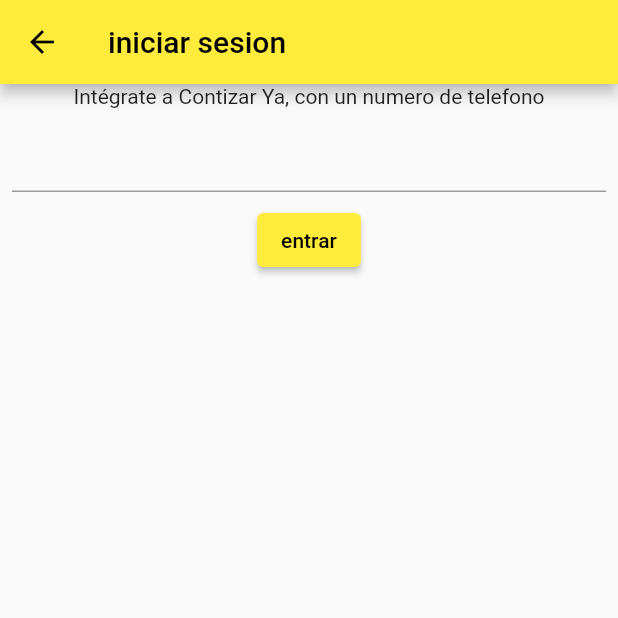
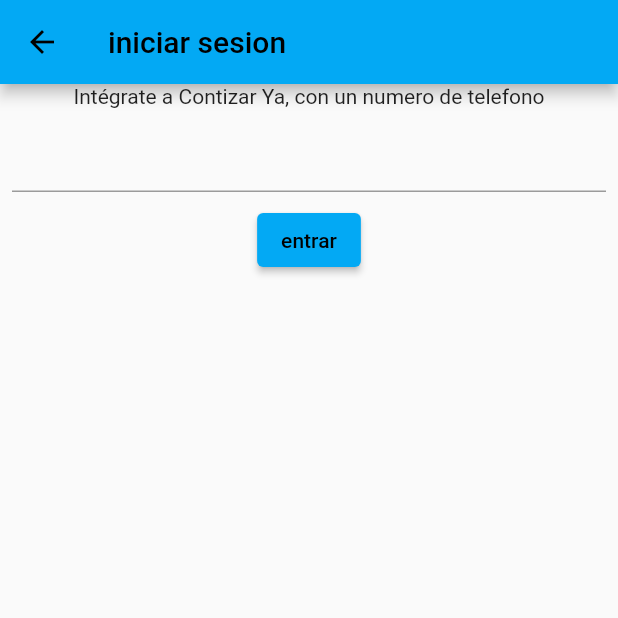
Before and after one commit to josezeballos/mi_catalogo_w, a Flutter app: the screen it shows after launch, scrolled down 576 dp, after a tap on the "person" icon, on a phone screen of 412 x 824 dp, the top half of it. Run offline on Flutter 3.47's test engine with Material 2 defaults, Android fonts, the phone set to English and light mode, and no system bars; our stand-ins replace firebase_auth, firebase_core, firebase_database, firebase_storage, flutter_secure_storage, image_picker; accounts and stored records are empty.

Commit message:
cambio de color en el main y nose que paso en pubspec.lock, aparentemente todo esta bien

```diff
--- a/lib/main.dart
+++ b/lib/main.dart
@@ -26,7 +26,7 @@
       title: 'Flutter Demo',
       theme: ThemeData(
 
-        primarySwatch: Colors.yellow,
+        primarySwatch: Colors.lightBlue,
       ),
       initialRoute: const  HomeVista().routName,
       routes: {
```
Also changed, not shown: pubspec.lock.
